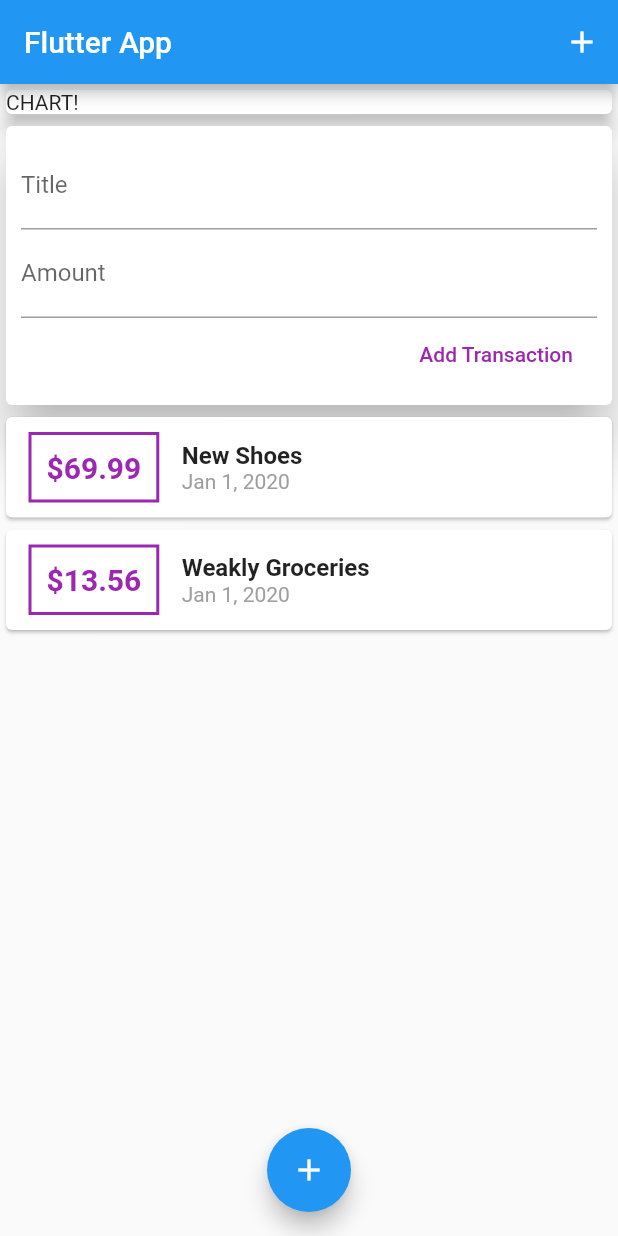
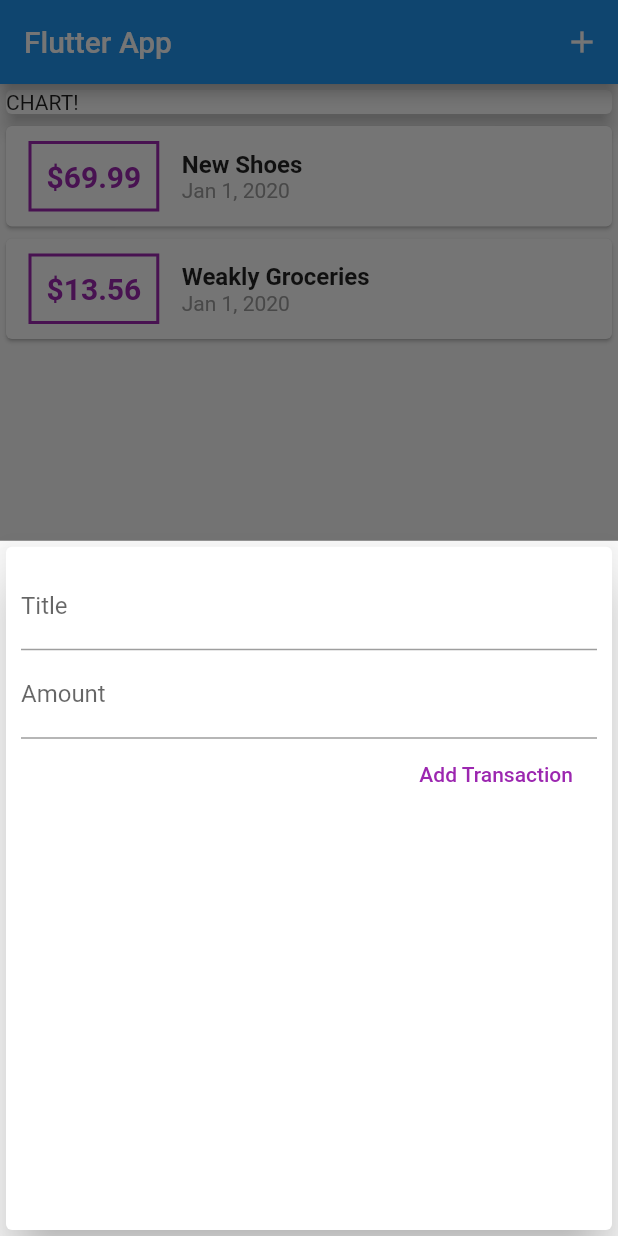
Before and after one commit to sahilmob/flutter-course-personal-expenses-app, a Flutter app: the screen it shows after launch, after a tap on the "add" icon, on a phone screen of 412 x 824 dp. Run offline on Flutter 3.47's test engine with Material 2 defaults, Android fonts, the phone set to English and light mode, and no system bars.

```diff
--- a/lib/main.dart
+++ b/lib/main.dart
@@ -1,6 +1,8 @@
 import 'package:flutter/material.dart';
+import 'package:personal_expenses_app/widgets/new_transaction.dart';
 import 'package:personal_expenses_app/widgets/transaction_list.dart';
-import 'package:personal_expenses_app/widgets/user_transactions.dart';
+
+import 'models/transaction.dart';
 
 void main() => runApp(MyApp());
 
@@ -17,7 +19,43 @@ class MyApp extends StatelessWidget {
   }
 }
 
-class MyHomePage extends StatelessWidget {
+class MyHomePage extends StatefulWidget {
+  @override
+  _MyHomePageState createState() => _MyHomePageState();
+}
+
+class _MyHomePageState extends State<MyHomePage> {
+  final List<Transaction> _transactions = [
+    Transaction(
+        id: "t1", title: "New Shoes", amount: 69.99, date: DateTime.now()),
+    Transaction(
+      id: "t2",
+      title: "Weakly Groceries",
+      amount: 13.56,
+      date: DateTime.now(),
+    )
+  ];
+
+  void _addNewTransaction(String title, double amount) {
+    final newTx = Transaction(
+        id: DateTime.now().toString(),
+        title: title,
+        amount: amount,
+        date: DateTime.now());
+
+    setState(() {
+      _transactions.add(newTx);
+    });
+  }
+
+  void _startAddNewTransaction(BuildContext context) {
+    showModalBottomSheet(
+        context: context,
+        builder: (_) {
+          return NewTransaction(_addNewTransaction);
+        });
+  }
+
   @override
   Widget build(BuildContext context) {
     return Scaffold(
@@ -26,7 +64,7 @@ class MyHomePage extends StatelessWidget {
         actions: <Widget>[
           IconButton(
             icon: Icon(Icons.add),
-            onPressed: () {},
+            onPressed: () => _startAddNewTransaction(context),
           )
         ],
       ),
@@ -40,14 +78,14 @@ class MyHomePage extends StatelessWidget {
                 elevation: 5,
               ),
             ),
-            UserTransactions()
+            TransactionList(_transactions)
           ],
         ),
       ),
       floatingActionButtonLocation: FloatingActionButtonLocation.centerFloat,
       floatingActionButton: FloatingActionButton(
         child: Icon(Icons.add),
-        onPressed: () {},
+        onPressed: () => _startAddNewTransaction(context),
       ),
     );
   }
--- a/lib/widgets/new_transaction.dart
+++ b/lib/widgets/new_transaction.dart
@@ -1,11 +1,18 @@
 import "package:flutter/material.dart";
 
-class NewTransaction extends StatelessWidget {
+class NewTransaction extends StatefulWidget {
   final Function addNewTransaction;
-  final titleController = TextEditingController();
-  final amountControler = TextEditingController();
 
   NewTransaction(this.addNewTransaction);
+
+  @override
+  _NewTransactionState createState() => _NewTransactionState();
+}
+
+class _NewTransactionState extends State<NewTransaction> {
+  final titleController = TextEditingController();
+
+  final amountControler = TextEditingController();
 
   void submitData() {
     final enteredTitle = titleController.text;
@@ -15,7 +22,8 @@ class NewTransaction extends StatelessWidget {
       return;
     }
 
-    addNewTransaction(enteredTitle, enteredAmount);
+    widget.addNewTransaction(enteredTitle, enteredAmount);
+    Navigator.of(context).pop();
   }
 
   @override
--- a/lib/widgets/user_transactions.dart
+++ /dev/null
@@ -1,43 +0,0 @@
-import "package:flutter/material.dart";
-import 'package:personal_expenses_app/models/transaction.dart';
-import 'package:personal_expenses_app/widgets/new_transaction.dart';
-import 'package:personal_expenses_app/widgets/transaction_list.dart';
-
-class UserTransactions extends StatefulWidget {
-  @override
-  _UserTransactionsState createState() => _UserTransactionsState();
-}
-
-class _UserTransactionsState extends State<UserTransactions> {
-  final List<Transaction> _transactions = [
-    Transaction(
-        id: "t1", title: "New Shoes", amount: 69.99, date: DateTime.now()),
-    Transaction(
-        id: "t2",
-        title: "Weakly Groceries",
-        amount: 13.56,
-        date: DateTime.now())
-  ];
-
-  void _addNewTransaction(String title, double amount) {
-    final newTx = Transaction(
-        id: DateTime.now().toString(),
-        title: title,
-        amount: amount,
-        date: DateTime.now());
-
-    setState(() {
-      _transactions.add(newTx);
-    });
-  }
-
-  @override
-  Widget build(BuildContext context) {
-    return Column(
-      children: <Widget>[
-        NewTransaction(_addNewTransaction),
-        TransactionList(_transactions)
-      ],
-    );
-  }
-}
```
